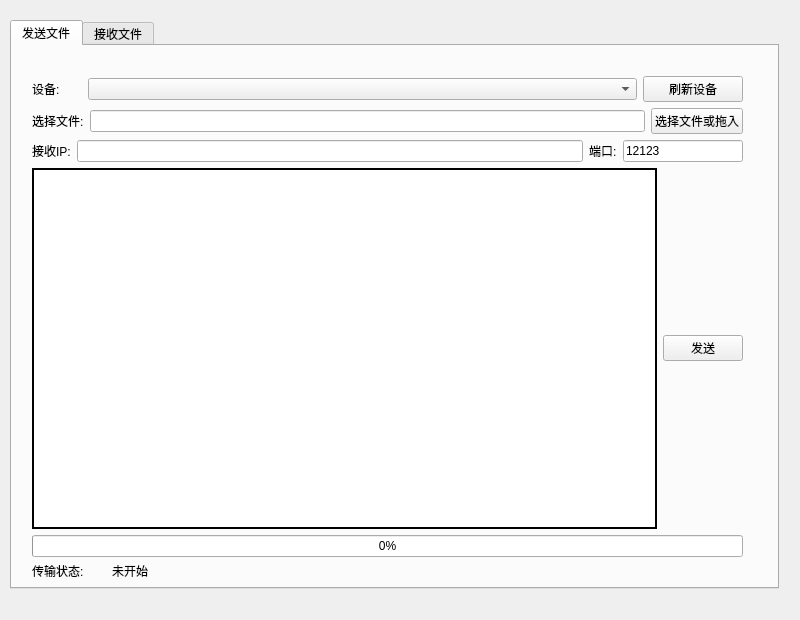
Qt form mainwindow.ui (luluovo1/Tran-File-Qt) before a commit.
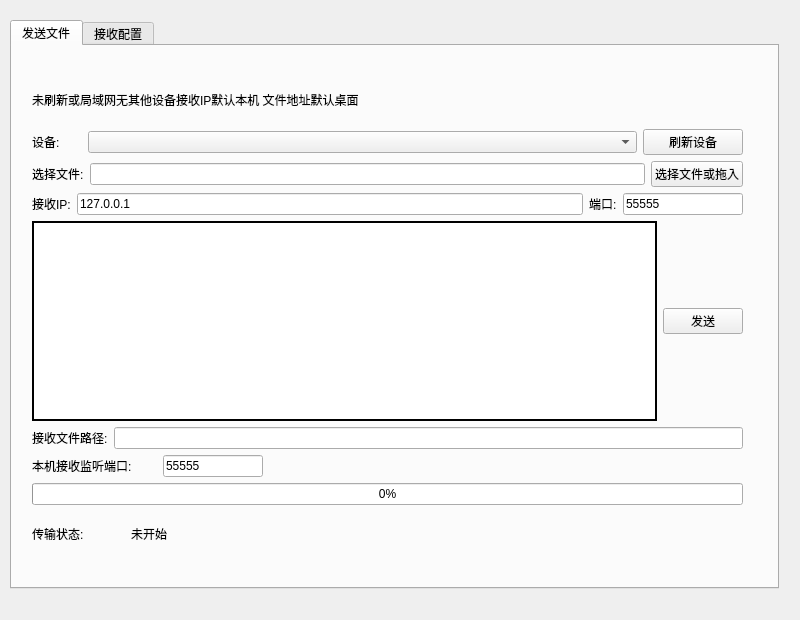
The same form after that commit.

What changed in the file:
```diff
--- a/mainwindow.ui
+++ b/mainwindow.ui
@@ -72,33 +72,7 @@
         <attribute name="title">
          <string>发送文件</string>
         </attribute>
-        <widget class="QLabel" name="tranlabel">
-         <property name="geometry">
-          <rect>
-           <x>20</x>
-           <y>515</y>
-           <width>71</width>
-           <height>19</height>
-          </rect>
-         </property>
-         <property name="text">
-          <string>传输状态:</string>
-         </property>
-        </widget>
-        <widget class="QLabel" name="statuslabel">
-         <property name="geometry">
-          <rect>
-           <x>100</x>
-           <y>515</y>
-           <width>69</width>
-           <height>19</height>
-          </rect>
-         </property>
-         <property name="text">
-          <string>未开始</string>
-         </property>
-        </widget>
-        <widget class="QWidget" name="">
+        <widget class="QWidget" name="layoutWidget">
          <property name="geometry">
           <rect>
            <x>20</x>
@@ -108,6 +82,13 @@
           </rect>
          </property>
          <layout class="QVBoxLayout" name="verticalLayout_2">
+          <item>
+           <widget class="QLabel" name="label_2">
+            <property name="text">
+             <string>未刷新或局域网无其他设备接收IP默认本机 文件地址默认桌面</string>
+            </property>
+           </widget>
+          </item>
           <item>
            <layout class="QHBoxLayout" name="horizontalLayout">
             <item>
@@ -172,7 +153,11 @@
              </widget>
             </item>
             <item>
-             <widget class="QLineEdit" name="ReceiveIPLineEdit"/>
+             <widget class="QLineEdit" name="ReceiveIPLineEdit">
+              <property name="text">
+               <string>127.0.0.1</string>
+              </property>
+             </widget>
             </item>
             <item>
              <widget class="QLabel" name="port">
@@ -196,7 +181,7 @@
                <string>99999</string>
               </property>
               <property name="text">
-               <string>12123</string>
+               <string>55555</string>
               </property>
               <property name="maxLength">
                <number>5</number>
@@ -207,8 +192,29 @@
           </item>
           <item>
            <layout class="QHBoxLayout" name="horizontalLayout_4" stretch="0,0">
+            <property name="sizeConstraint">
+             <enum>QLayout::SizeConstraint::SetDefaultConstraint</enum>
+            </property>
+            <property name="leftMargin">
+             <number>0</number>
+            </property>
+            <property name="topMargin">
+             <number>0</number>
+            </property>
             <item>
              <widget class="QTextBrowser" name="textBrowser">
+              <property name="sizePolicy">
+               <sizepolicy hsizetype="Expanding" vsizetype="Expanding">
+                <horstretch>0</horstretch>
+                <verstretch>0</verstretch>
+               </sizepolicy>
+              </property>
+              <property name="maximumSize">
+               <size>
+                <width>16777215</width>
+                <height>200</height>
+               </size>
+              </property>
               <property name="frameShape">
                <enum>QFrame::Shape::Box</enum>
               </property>
@@ -229,6 +235,62 @@
             </item>
            </layout>
           </item>
+          <item>
+           <layout class="QHBoxLayout" name="horizontalLayout_5">
+            <item>
+             <widget class="QLabel" name="label_4">
+              <property name="text">
+               <string>接收文件路径:</string>
+              </property>
+             </widget>
+            </item>
+            <item>
+             <widget class="QLineEdit" name="savepathLineEdit"/>
+            </item>
+           </layout>
+          </item>
+          <item>
+           <layout class="QHBoxLayout" name="horizontalLayout_6">
+            <property name="sizeConstraint">
+             <enum>QLayout::SizeConstraint::SetDefaultConstraint</enum>
+            </property>
+            <property name="rightMargin">
+             <number>480</number>
+            </property>
+            <item>
+             <widget class="QLabel" name="label_5">
+              <property name="maximumSize">
+               <size>
+                <width>200</width>
+                <height>16777215</height>
+               </size>
+              </property>
+              <property name="text">
+               <string>本机接收监听端口:</string>
+              </property>
+             </widget>
+            </item>
+            <item>
+             <widget class="QLineEdit" name="receiveportLineEdit">
+              <property name="maximumSize">
+               <size>
+                <width>100</width>
+                <height>16777215</height>
+               </size>
+              </property>
+              <property name="inputMethodHints">
+               <set>Qt::InputMethodHint::ImhNone</set>
+              </property>
+              <property name="inputMask">
+               <string>99999</string>
+              </property>
+              <property name="text">
+               <string>55555</string>
+              </property>
+             </widget>
+            </item>
+           </layout>
+          </item>
           <item>
            <widget class="QProgressBar" name="progressBar">
             <property name="value">
@@ -236,59 +298,34 @@
             </property>
            </widget>
           </item>
+          <item>
+           <layout class="QHBoxLayout" name="horizontalLayout_7">
+            <property name="rightMargin">
+             <number>520</number>
+            </property>
+            <item>
+             <widget class="QLabel" name="tranlabel">
+              <property name="text">
+               <string>传输状态:</string>
+              </property>
+             </widget>
+            </item>
+            <item>
+             <widget class="QLabel" name="statuslabel">
+              <property name="text">
+               <string>未开始</string>
+              </property>
+             </widget>
+            </item>
+           </layout>
+          </item>
          </layout>
         </widget>
        </widget>
        <widget class="QWidget" name="receivePage">
         <attribute name="title">
-         <string>接收文件</string>
+         <string>接收配置</string>
         </attribute>
-        <widget class="QPushButton" name="pushButton">
-         <property name="geometry">
-          <rect>
-           <x>50</x>
-           <y>40</y>
-           <width>93</width>
-           <height>28</height>
-          </rect>
-         </property>
-         <property name="text">
-          <string>接受路径</string>
-         </property>
-        </widget>
-        <widget class="QLineEdit" name="savepathLineEdit">
-         <property name="geometry">
-          <rect>
-           <x>160</x>
-           <y>40</y>
-           <width>511</width>
-           <height>25</height>
-          </rect>
-         </property>
-        </widget>
-        <widget class="QPushButton" name="pushButton_2">
-         <property name="geometry">
-          <rect>
-           <x>630</x>
-           <y>300</y>
-           <width>93</width>
-           <height>28</height>
-          </rect>
-         </property>
-         <property name="text">
-          <string>PushButton</string>
-         </property>
-        </widget>
-        <widget class="QLineEdit" name="lineEdit_2">
-         <property name="geometry">
-          <rect>
-           <x>60</x>
-           <y>130</y>
-           <width>421</width>
-           <height>261</height>
-          </rect>
-         </property>
-        </widget>
        </widget>
       </widget>
      </item>
```
